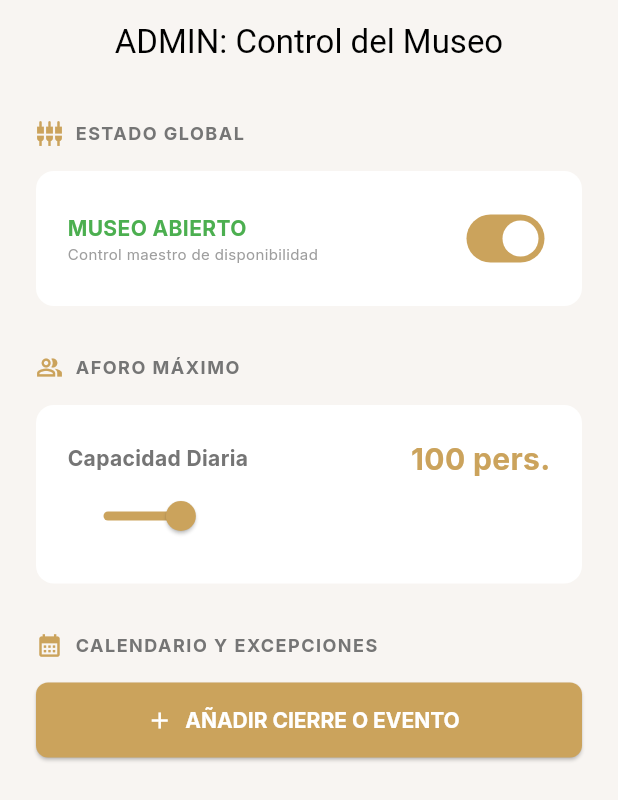
After one commit to TeamProjectsDev/flutter_application_museo, a Flutter app: the AdminConfigScreen screen opened by its route, on a phone screen of 412 x 824 dp. The commit adds this screen. Shown: the top 800 px of the screen. Run offline on Flutter 3.47's test engine with Material 3 defaults, Android fonts, the phone set to English and light mode, and no system bars; our stand-ins replace cached_network_image, cloud_firestore, dio, easy_localization, firebase_analytics, firebase_auth and 10 more; missing offline and left inert: dart_rss, home_widget, mobile_scanner, model_viewer_plus, panorama_viewer; accounts and stored records are empty; network calls fail.

Commit message:
feat: complete admin panel, security wall, and fix startup stability

```diff
--- a/assets/translations/es.json
+++ b/assets/translations/es.json
@@ -187,5 +187,11 @@
   "ar_simulate": "Simular Escaneo (Web)",
   "ar_camera_denied": "Acceso a la cámara denegado",
   "vr_title": "Visor 360º",
-  "vr_desc": "Entorno Inmersivo"
+  "vr_desc": "Entorno Inmersivo",
+  "museum_closed_global": "El museo se encuentra cerrado temporalmente por mantenimiento global.",
+  "museum_unavailable": "SERVICIO NO DISPONIBLE",
+  "museum_closed_day": "Cerrado por festivo o mantenimiento programado.",
+  "museum_full_day": "Lo sentimos, el aforo para esta fecha está completo.",
+  "museum_event_day": "Día reservado para evento privado o institucional.",
+  "auth_required_checkout": "Debes iniciar sesión con tu cuenta del museo para comprar entradas."
 }
--- /dev/null
+++ b/lib/core/models/museum_config.dart
@@ -0,0 +1,70 @@
+import 'package:cloud_firestore/cloud_firestore.dart';
+
+class MuseumConfig {
+  final int maxDailyCapacity;
+  final bool isGlobalOpen;
+  final Map<String, DayConfig> calendarOverrides;
+
+  MuseumConfig({
+    required this.maxDailyCapacity,
+    required this.isGlobalOpen,
+    this.calendarOverrides = const {},
+  });
+
+  factory MuseumConfig.fromFirestore(DocumentSnapshot doc) {
+    final data = doc.data() as Map<String, dynamic>? ?? {};
+    final overridesRaw = data['calendar_overrides'] as Map<String, dynamic>? ?? {};
+
+    final overrides = overridesRaw.map((key, value) => MapEntry(
+      key,
+      DayConfig.fromMap(value as Map<String, dynamic>)
+    ));
+
+    return MuseumConfig(
+      maxDailyCapacity: data['max_daily_capacity'] ?? 100,
+      isGlobalOpen: data['is_global_open'] ?? true,
+      calendarOverrides: overrides,
+    );
+  }
+
+  Map<String, dynamic> toFirestore() {
+    return {
+      'max_daily_capacity': maxDailyCapacity,
+      'is_global_open': isGlobalOpen,
+      'calendar_overrides': calendarOverrides.map((key, value) => MapEntry(key, value.toMap())),
+    };
+  }
+}
+
+enum DayStatus { open, closed, fullyBooked, event }
+
+class DayConfig {
+  final DayStatus status;
+  final String? reason;
+  final int? customCapacity;
+
+  DayConfig({
+    required this.status,
+    this.reason,
+    this.customCapacity,
+  });
+
+  factory DayConfig.fromMap(Map<String, dynamic> map) {
+    return DayConfig(
+      status: DayStatus.values.firstWhere(
+        (e) => e.name == (map['status'] ?? 'open'),
+        orElse: () => DayStatus.open,
+      ),
+      reason: map['reason'],
+      customCapacity: map['custom_capacity'],
+    );
+  }
+
+  Map<String, dynamic> toMap() {
+    return {
+      'status': status.name,
+      'reason': reason,
+      'custom_capacity': customCapacity,
+    };
+  }
+}
--- /dev/null
+++ b/lib/features/admin/presentation/admin_config_screen.dart
@@ -0,0 +1,244 @@
+import 'package:flutter/material.dart';
+import 'package:flutter_riverpod/flutter_riverpod.dart';
+import 'package:easy_localization/easy_localization.dart';
+import '../../../core/providers/config_provider.dart';
+import '../../../core/models/museum_config.dart';
+
+class AdminConfigScreen extends ConsumerStatefulWidget {
+  const AdminConfigScreen({super.key});
+
+  @override
+  ConsumerState<AdminConfigScreen> createState() => _AdminConfigScreenState();
+}
+
+class _AdminConfigScreenState extends ConsumerState<AdminConfigScreen> {
+  final _reasonController = TextEditingController();
+  final _capacityController = TextEditingController();
+
+  @override
+  void dispose() {
+    _reasonController.dispose();
+    _capacityController.dispose();
+    super.dispose();
+  }
+
+  @override
+  Widget build(BuildContext context) {
+    final theme = Theme.of(context);
+    final configState = ref.watch(configProvider);
+    final config = configState.config;
+
+    if (configState.isLoading || config == null) {
+      return const Scaffold(body: Center(child: CircularProgressIndicator()));
+    }
+
+    return Scaffold(
+      appBar: AppBar(
+        title: const Text('ADMIN: Control del Museo'),
+      ),
+      body: SingleChildScrollView(
+        padding: const EdgeInsets.all(24),
+        child: Column(
+          crossAxisAlignment: CrossAxisAlignment.start,
+          children: [
+            _buildSectionHeader(theme, 'ESTADO GLOBAL', Icons.settings_input_component),
+            _buildGlobalToggle(theme, config),
+            const SizedBox(height: 32),
+
+            _buildSectionHeader(theme, 'AFORO MÁXIMO', Icons.people_alt_outlined),
+            _buildCapacitySlider(theme, config),
+            const SizedBox(height: 32),
+
+            _buildSectionHeader(theme, 'CALENDARIO Y EXCEPCIONES', Icons.calendar_month),
+            _buildCalendarOverrides(theme, config),
+            const SizedBox(height: 40),
+          ],
+        ),
+      ),
+    );
+  }
+
+  Widget _buildSectionHeader(ThemeData theme, String title, IconData icon) {
+    return Padding(
+      padding: const EdgeInsets.only(bottom: 16.0),
+      child: Row(
+        children: [
+          Icon(icon, size: 18, color: theme.colorScheme.primary),
+          const SizedBox(width: 8),
+          Text(title, style: const TextStyle(fontWeight: FontWeight.bold, letterSpacing: 1, fontSize: 12)),
+        ],
+      ),
+    );
+  }
+
+  Widget _buildGlobalToggle(ThemeData theme, MuseumConfig config) {
+    return Container(
+      padding: const EdgeInsets.all(20),
+      decoration: BoxDecoration(
+        color: theme.colorScheme.surface,
+        borderRadius: BorderRadius.circular(12),
+        border: Border.all(color: Colors.white10),
+      ),
+      child: Row(
+        mainAxisAlignment: MainAxisAlignment.spaceBetween,
+        children: [
+          Column(
+            crossAxisAlignment: CrossAxisAlignment.start,
+            children: [
+              Text(config.isGlobalOpen ? 'MUSEO ABIERTO' : 'MUSEO CERRADO',
+                  style: TextStyle(fontWeight: FontWeight.bold, color: config.isGlobalOpen ? Colors.green : Colors.red)),
+              const Text('Control maestro de disponibilidad', style: TextStyle(fontSize: 10, color: Colors.grey)),
+            ],
+          ),
+          Switch(
+            value: config.isGlobalOpen,
+            onChanged: (val) => ref.read(configProvider.notifier).toggleGlobalOpen(val),
+          ),
+        ],
+      ),
+    );
+  }
+
+  Widget _buildCapacitySlider(ThemeData theme, MuseumConfig config) {
+    return Container(
+      padding: const EdgeInsets.all(20),
+      decoration: BoxDecoration(
+        color: theme.colorScheme.surface,
+        borderRadius: BorderRadius.circular(12),
+        border: Border.all(color: Colors.white10),
+      ),
+      child: Column(
+        children: [
+          Row(
+            mainAxisAlignment: MainAxisAlignment.spaceBetween,
+            children: [
+              const Text('Capacidad Diaria', style: TextStyle(fontWeight: FontWeight.bold)),
+              Text('${config.maxDailyCapacity} pers.', style: TextStyle(color: theme.colorScheme.primary, fontWeight: FontWeight.bold, fontSize: 20)),
+            ],
+          ),
+          Slider(
+            value: config.maxDailyCapacity.toDouble(),
+            min: 10,
+            max: 500,
+            divisions: 49,
+            label: config.maxDailyCapacity.toString(),
+            onChanged: (val) => ref.read(configProvider.notifier).updateGlobalCapacity(val.toInt()),
+          ),
+        ],
+      ),
+    );
+  }
+
+  Widget _buildCalendarOverrides(ThemeData theme, MuseumConfig config) {
+    return Column(
+      children: [
+        ElevatedButton.icon(
+          onPressed: _showAddOverrideDialog,
+          icon: const Icon(Icons.add),
+          label: const Text('AÑADIR CIERRE O EVENTO'),
+          style: ElevatedButton.styleFrom(minimumSize: const Size(double.infinity, 50)),
+        ),
+        const SizedBox(height: 16),
+        ...config.calendarOverrides.entries.map((entry) => _buildOverrideItem(theme, entry.key, entry.value)),
+      ],
+    );
+  }
+
+  Widget _buildOverrideItem(ThemeData theme, String date, DayConfig dayConfig) {
+    return Container(
+      margin: const EdgeInsets.only(bottom: 8),
+      padding: const EdgeInsets.symmetric(horizontal: 16, vertical: 12),
+      decoration: BoxDecoration(
+        color: Colors.white.withValues(alpha: 0.05),
+        borderRadius: BorderRadius.circular(8),
+      ),
+      child: Row(
+        children: [
+          Icon(_getIconForStatus(dayConfig.status), size: 16, color: _getColorForStatus(dayConfig.status)),
+          const SizedBox(width: 16),
+          Expanded(
+            child: Column(
+              crossAxisAlignment: CrossAxisAlignment.start,
+              children: [
+                Text(date, style: const TextStyle(fontWeight: FontWeight.bold)),
+                Text(dayConfig.reason ?? dayConfig.status.name, style: const TextStyle(fontSize: 10, color: Colors.grey)),
+              ],
+            ),
+          ),
+          IconButton(
+            icon: const Icon(Icons.delete_outline, color: Colors.red, size: 18),
+            onPressed: () => ref.read(configProvider.notifier).removeDayOverride(date),
+          ),
+        ],
+      ),
+    );
+  }
+
+  void _showAddOverrideDialog() async {
+    final DateTime? picked = await showDatePicker(
+      context: context,
+      initialDate: DateTime.now().add(const Duration(days: 1)),
+      firstDate: DateTime.now(),
+      lastDate: DateTime.now().add(const Duration(days: 365)),
+    );
+
+    if (picked != null) {
+      if (!mounted) return;
+      showDialog(
+        context: context,
+        builder: (ctx) => AlertDialog(
+          title: const Text('Configurar Día'),
+          content: Column(
+            mainAxisSize: MainAxisSize.min,
+            children: [
+              TextField(
+                controller: _reasonController,
+                decoration: const InputDecoration(labelText: 'Motivo (ej: Festivo, Evento)'),
+              ),
+              const SizedBox(height: 16),
+              DropdownButtonFormField<DayStatus>(
+                initialValue: DayStatus.closed,
+                items: DayStatus.values.map((s) => DropdownMenuItem(value: s, child: Text(s.name.toUpperCase()))).toList(),
+                onChanged: (val) {},
+                decoration: const InputDecoration(labelText: 'Estado'),
+              ),
+            ],
+          ),
+          actions: [
+            TextButton(onPressed: () => Navigator.pop(ctx), child: const Text('Cancelar')),
+            ElevatedButton(
+              onPressed: () {
+                final dateKey = DateFormat('yyyy-MM-dd').format(picked);
+                ref.read(configProvider.notifier).setDayOverride(
+                  dateKey,
+                  DayConfig(status: DayStatus.closed, reason: _reasonController.text)
+                );
+                _reasonController.clear();
+                Navigator.pop(ctx);
+              },
+              child: const Text('Guardar')
+            ),
+          ],
+        ),
+      );
+    }
+  }
+
+  IconData _getIconForStatus(DayStatus status) {
+    switch (status) {
+      case DayStatus.closed: return Icons.block;
+      case DayStatus.fullyBooked: return Icons.people;
+      case DayStatus.event: return Icons.star;
+      default: return Icons.check_circle;
+    }
+  }
+
+  Color _getColorForStatus(DayStatus status) {
+    switch (status) {
+      case DayStatus.closed: return Colors.red;
+      case DayStatus.fullyBooked: return Colors.orange;
+      case DayStatus.event: return Colors.blue;
+      default: return Colors.green;
+    }
+  }
+}
--- a/lib/features/settings/presentation/settings_screen.dart
+++ b/lib/features/settings/presentation/settings_screen.dart
@@ -1,5 +1,6 @@
 import 'package:flutter/material.dart';
 import 'package:flutter_riverpod/flutter_riverpod.dart';
+import 'package:go_router/go_router.dart';
 import 'package:firebase_auth/firebase_auth.dart';
 import 'package:easy_localization/easy_localization.dart';
 import '../../../core/theme/theme_provider.dart';
@@ -173,6 +174,20 @@ class _SettingsScreenState extends ConsumerState<SettingsScreen> {
               },
             ),
           ),
+          if (user?.email == 'museosuarez443@gmail.com') ...[
+            const SizedBox(height: 32),
+            _buildSectionTitle('ADMINISTRACIÓN'),
+            const SizedBox(height: 16),
+            _buildSettingsCard(
+              child: ListTile(
+                title: const Text('Gestión del Museo', style: TextStyle(fontWeight: FontWeight.bold)),
+                leading: Icon(Icons.admin_panel_settings_outlined, color: theme.colorScheme.primary),
+                subtitle: const Text('Aforo, cierres y configuración global'),
+                onTap: () => context.push('/admin/config'),
+                trailing: const Icon(Icons.chevron_right),
+              ),
+            ),
+          ],
         ],
       ),
     );
```
Also changed, not shown: assets/translations/en.json (+7 -1 lines), lib/core/providers/config_provider.dart (added, +88 -0 lines), lib/core/routes/app_router.dart (+13 -0 lines), lib/features/main_navigation/presentation/payment_screen.dart (+92 -1 lines), lib/main.dart (+7 -5 lines).
